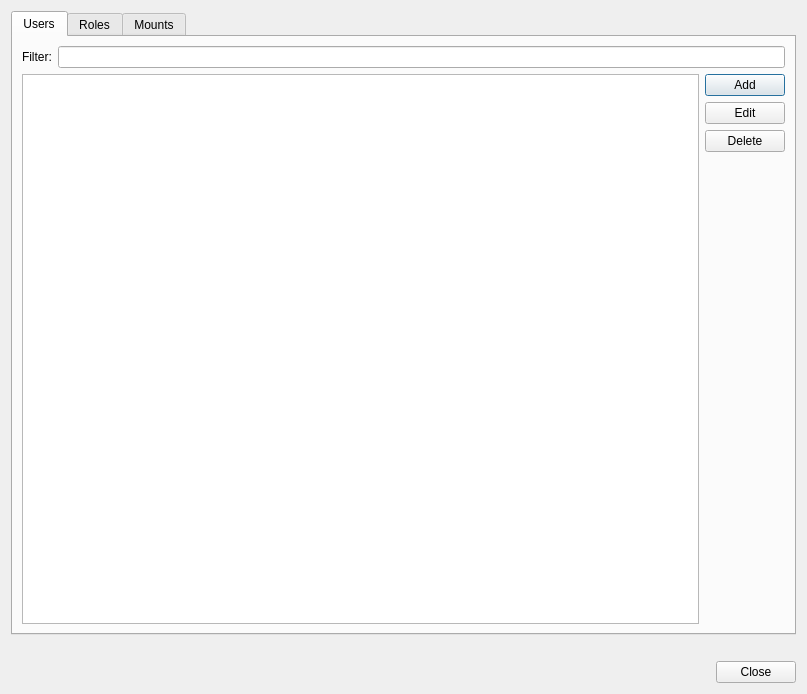
This is shvspy/src/dlgsettings.ui in silicon-heaven/shvspy as Qt 5 draws it before an edit. The edited form follows.
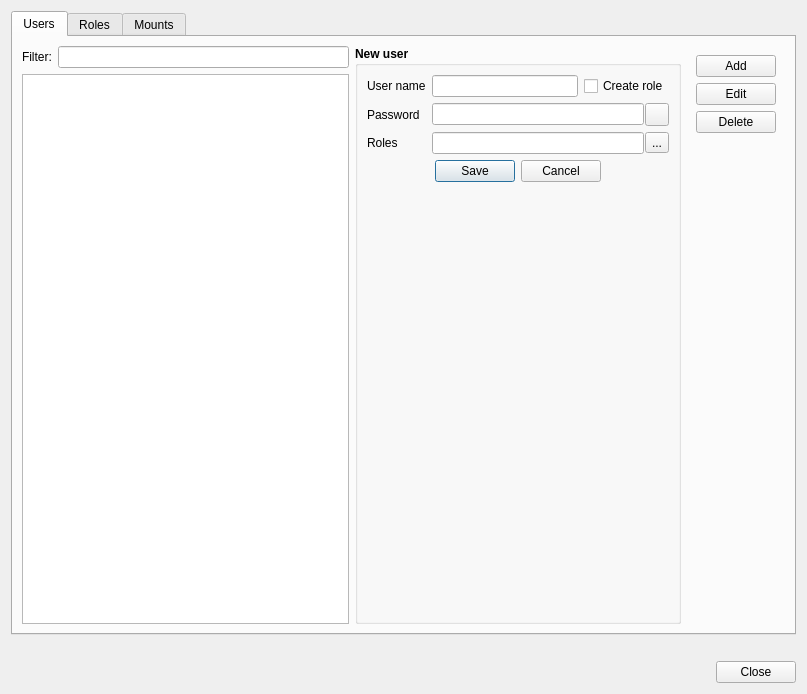
This is the edited form. Icons and pictures are not drawn.

Commit message: edit user moved to dlgsettings

The edit to the form file:
```diff
--- a/shvspy/src/dlgsettings.ui
+++ b/shvspy/src/dlgsettings.ui
@@ -23,7 +23,11 @@
       <attribute name="title">
        <string>Users</string>
       </attribute>
-      <layout class="QVBoxLayout" name="verticalLayout_6">
+      <layout class="QVBoxLayout" name="verticalLayout_5">
+       <item>
+        <layout class="QHBoxLayout" name="horizontalLayout_8">
+         <item>
+          <layout class="QVBoxLayout" name="verticalLayout_8">
        <item>
         <layout class="QHBoxLayout" name="horizontalLayout_5">
          <item>
@@ -39,8 +43,6 @@
         </layout>
        </item>
        <item>
-        <layout class="QHBoxLayout" name="horizontalLayout_6">
-         <item>
           <widget class="QTableView" name="twUsers">
            <property name="font">
             <font>
@@ -55,8 +57,181 @@
            </property>
           </widget>
          </item>
+          </layout>
+         </item>
          <item>
-          <layout class="QVBoxLayout" name="verticalLayout_5">
+          <widget class="QGroupBox" name="addEditUserWidget">
+           <property name="font">
+            <font>
+             <bold>true</bold>
+            </font>
+           </property>
+           <property name="title">
+            <string>New user</string>
+           </property>
+           <layout class="QVBoxLayout" name="verticalLayout_6">
+            <item>
+             <layout class="QGridLayout" name="gridLayout">
+              <item row="0" column="1">
+               <widget class="QLineEdit" name="leUserName">
+                <property name="font">
+                 <font>
+                  <bold>false</bold>
+                 </font>
+                </property>
+               </widget>
+              </item>
+              <item row="1" column="0">
+               <widget class="QLabel" name="lblPassword">
+                <property name="font">
+                 <font>
+                  <bold>false</bold>
+                 </font>
+                </property>
+                <property name="text">
+                 <string>Password</string>
+                </property>
+               </widget>
+              </item>
+              <item row="0" column="2">
+               <widget class="QCheckBox" name="chbCreateRole">
+                <property name="font">
+                 <font>
+                  <bold>false</bold>
+                 </font>
+                </property>
+                <property name="text">
+                 <string>Create role</string>
+                </property>
+               </widget>
+              </item>
+              <item row="0" column="0">
+               <widget class="QLabel" name="lblUserName">
+                <property name="font">
+                 <font>
+                  <bold>false</bold>
+                 </font>
+                </property>
+                <property name="text">
+                 <string>User name</string>
+                </property>
+               </widget>
+              </item>
+              <item row="1" column="1" colspan="2">
+               <layout class="QHBoxLayout" name="horizontalLayout_6">
+                <property name="spacing">
+                 <number>1</number>
+                </property>
+                <item>
+                 <widget class="QLineEdit" name="lePassword">
+                  <property name="font">
+                   <font>
+                    <bold>false</bold>
+                   </font>
+                  </property>
+                  <property name="echoMode">
+                   <enum>QLineEdit::EchoMode::Password</enum>
+                  </property>
+                  <property name="placeholderText">
+                   <string/>
+                  </property>
+                 </widget>
+                </item>
+                <item>
+                 <widget class="QToolButton" name="tbShowPassword">
+                  <property name="text">
+                   <string/>
+                  </property>
+                  <property name="icon">
+                   <iconset resource="../shvspy.qrc">
+                    <normaloff>:/shvspy/images/show.svg</normaloff>:/shvspy/images/show.svg</iconset>
+                  </property>
+                 </widget>
+                </item>
+               </layout>
+              </item>
+              <item row="2" column="0">
+               <widget class="QLabel" name="lblRoles">
+                <property name="font">
+                 <font>
+                  <bold>false</bold>
+                 </font>
+                </property>
+                <property name="text">
+                 <string>Roles</string>
+                </property>
+               </widget>
+              </item>
+              <item row="2" column="1" colspan="2">
+               <layout class="QHBoxLayout" name="horizontalLayout_7">
+                <property name="spacing">
+                 <number>1</number>
+                </property>
+                <item>
+                 <widget class="QLineEdit" name="leRoles">
+                  <property name="font">
+                   <font>
+                    <bold>false</bold>
+                   </font>
+                  </property>
+                  <property name="readOnly">
+                   <bool>true</bool>
+                  </property>
+                 </widget>
+                </item>
+                <item>
+                 <widget class="QToolButton" name="pbSelectRoles">
+                  <property name="font">
+                   <font>
+                    <bold>false</bold>
+                   </font>
+                  </property>
+                  <property name="text">
+                   <string>...</string>
+                  </property>
+                 </widget>
+                </item>
+               </layout>
+              </item>
+             </layout>
+            </item>
+            <item>
+             <widget class="QDialogButtonBox" name="addEditUserButtonBox">
+              <property name="font">
+               <font>
+                <bold>false</bold>
+               </font>
+              </property>
+              <property name="orientation">
+               <enum>Qt::Orientation::Horizontal</enum>
+              </property>
+              <property name="standardButtons">
+               <set>QDialogButtonBox::StandardButton::Cancel|QDialogButtonBox::StandardButton::Save</set>
+              </property>
+              <property name="centerButtons">
+               <bool>true</bool>
+              </property>
+             </widget>
+            </item>
+            <item>
+             <spacer name="verticalSpacer_5">
+              <property name="orientation">
+               <enum>Qt::Orientation::Vertical</enum>
+              </property>
+              <property name="sizeHint" stdset="0">
+               <size>
+                <width>20</width>
+                <height>40</height>
+               </size>
+              </property>
+             </spacer>
+            </item>
+           </layout>
+          </widget>
+         </item>
+         <item>
+          <widget class="QWidget" name="userControlsWidget" native="true">
+           <layout class="QVBoxLayout" name="verticalLayout_9">
            <item>
             <widget class="QPushButton" name="pbAddUser">
              <property name="font">
@@ -101,12 +276,13 @@
              <property name="sizeHint" stdset="0">
               <size>
                <width>20</width>
-               <height>40</height>
+                <height>473</height>
               </size>
              </property>
             </spacer>
            </item>
           </layout>
+          </widget>
          </item>
         </layout>
        </item>
```
Left out of the diff: 4 changed lines with no effect on the pictures. Lines whose indentation alone changed are shown as unchanged. The commit also changes 10 other files.
